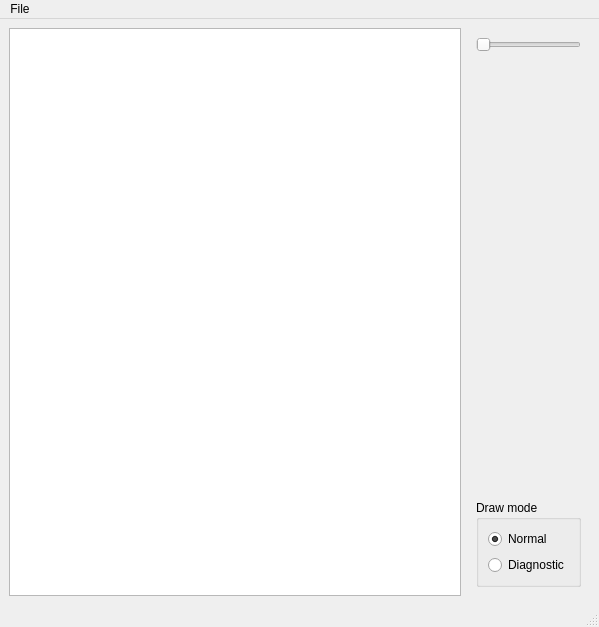
First picture: the form in trunk/src/MainWindow.ui, repository themarcassin/zilda, before the edit.
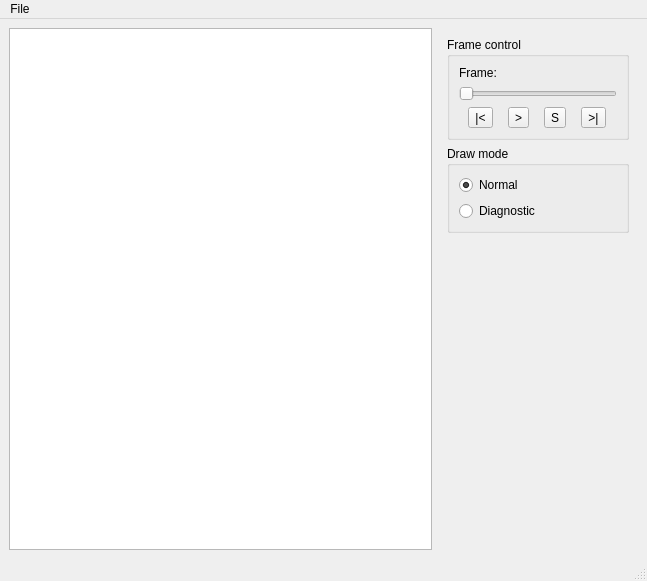
Second picture: the form after the edit. Icons and pictures are not drawn.

Commit message: - Added frame control - Added icons for frame control

Patch:
```diff
--- a/trunk/src/MainWindow.ui
+++ b/trunk/src/MainWindow.ui
@@ -6,15 +6,15 @@
    <rect>
     <x>0</x>
     <y>0</y>
-    <width>599</width>
-    <height>627</height>
+    <width>647</width>
+    <height>581</height>
    </rect>
   </property>
   <property name="windowTitle">
    <string>zILDA - OpenSource ILDA file viewer</string>
   </property>
   <widget class="QWidget" name="centralwidget">
-   <layout class="QHBoxLayout" name="horizontalLayout">
+   <layout class="QHBoxLayout" name="horizontalLayout_2">
     <item>
      <widget class="QGraphicsView" name="graphicsView">
       <property name="verticalScrollBarPolicy">
@@ -54,33 +54,113 @@
         <verstretch>0</verstretch>
        </sizepolicy>
       </property>
+      <property name="minimumSize">
+       <size>
+        <width>200</width>
+        <height>0</height>
+       </size>
+      </property>
       <property name="maximumSize">
        <size>
-        <width>400</width>
+        <width>200</width>
         <height>16777215</height>
        </size>
       </property>
-      <layout class="QVBoxLayout" name="verticalLayout_2">
+      <layout class="QVBoxLayout" name="verticalLayout_3">
        <item>
-        <widget class="QSlider" name="horizontalSlider">
-         <property name="orientation">
-          <enum>Qt::Horizontal</enum>
+        <widget class="QGroupBox" name="groupBox_2">
+         <property name="title">
+          <string>Frame control</string>
          </property>
+         <layout class="QVBoxLayout" name="verticalLayout_2">
+          <item>
+           <layout class="QHBoxLayout" name="horizontalLayout_3">
+            <item>
+             <widget class="QLabel" name="label_2">
+              <property name="sizePolicy">
+               <sizepolicy hsizetype="Minimum" vsizetype="Preferred">
+                <horstretch>0</horstretch>
+                <verstretch>0</verstretch>
+               </sizepolicy>
+              </property>
+              <property name="text">
+               <string>Frame:</string>
+              </property>
+             </widget>
+            </item>
+            <item>
+             <widget class="QLabel" name="frameLabel">
+              <property name="sizePolicy">
+               <sizepolicy hsizetype="MinimumExpanding" vsizetype="Preferred">
+                <horstretch>0</horstretch>
+                <verstretch>0</verstretch>
+               </sizepolicy>
+              </property>
+              <property name="text">
+               <string/>
+              </property>
+             </widget>
+            </item>
+           </layout>
+          </item>
+          <item>
+           <widget class="QSlider" name="frameSlider">
+            <property name="orientation">
+             <enum>Qt::Horizontal</enum>
+            </property>
+           </widget>
+          </item>
+          <item>
+           <layout class="QHBoxLayout" name="horizontalLayout">
+            <item>
+             <widget class="QToolButton" name="firstFrameButton">
+              <property name="text">
+               <string>|&lt;</string>
+              </property>
+              <property name="icon">
+               <iconset resource="../zilda.qrc">
+                <normaloff>:/data/icons/First.png</normaloff>:/data/icons/First.png</iconset>
+              </property>
+             </widget>
+            </item>
+            <item>
+             <widget class="QToolButton" name="playButton">
+              <property name="text">
+               <string>&gt;</string>
+              </property>
+              <property name="icon">
+               <iconset resource="../zilda.qrc">
+                <normaloff>:/data/icons/Play.png</normaloff>:/data/icons/Play.png</iconset>
+              </property>
+             </widget>
+            </item>
+            <item>
+             <widget class="QToolButton" name="stopButton">
+              <property name="text">
+               <string>S</string>
+              </property>
+              <property name="icon">
+               <iconset resource="../zilda.qrc">
+                <normaloff>:/data/icons/Stop.png</normaloff>:/data/icons/Stop.png</iconset>
+              </property>
+             </widget>
+            </item>
+            <item>
+             <widget class="QToolButton" name="lastFrameButton">
+              <property name="text">
+               <string>&gt;|</string>
+              </property>
+              <property name="icon">
+               <iconset resource="../zilda.qrc">
+                <normaloff>:/data/icons/Last.png</normaloff>:/data/icons/Last.png</iconset>
+              </property>
+             </widget>
+            </item>
+           </layout>
+          </item>
+         </layout>
         </widget>
        </item>
-       <item>
-        <spacer name="verticalSpacer">
-         <property name="orientation">
-          <enum>Qt::Vertical</enum>
-         </property>
-         <property name="sizeHint" stdset="0">
-          <size>
-           <width>20</width>
-           <height>412</height>
-          </size>
-         </property>
-        </spacer>
-       </item>
        <item>
         <widget class="QGroupBox" name="groupBox">
          <property name="title">
@@ -107,6 +187,19 @@
          </layout>
         </widget>
        </item>
+       <item>
+        <spacer name="verticalSpacer">
+         <property name="orientation">
+          <enum>Qt::Vertical</enum>
+         </property>
+         <property name="sizeHint" stdset="0">
+          <size>
+           <width>20</width>
+           <height>309</height>
+          </size>
+         </property>
+        </spacer>
+       </item>
       </layout>
      </widget>
     </item>
@@ -117,8 +210,8 @@
     <rect>
      <x>0</x>
      <y>0</y>
-     <width>599</width>
-     <height>22</height>
+     <width>647</width>
+     <height>21</height>
     </rect>
    </property>
    <widget class="QMenu" name="menuFile">
```
Left out of the diff: 4 changed lines with no effect on the pictures. The commit also changes 10 other files.
